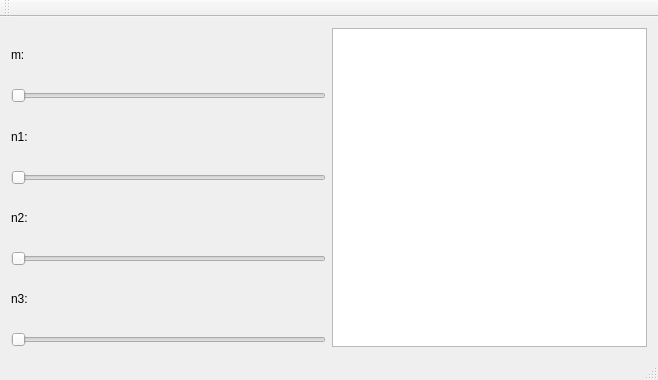
The window that GielisCurveDemo_Team_J/mainwindow.ui (GVallicrosa/vibot6-mscv3-se) describes before a commit, drawn with Qt 5.
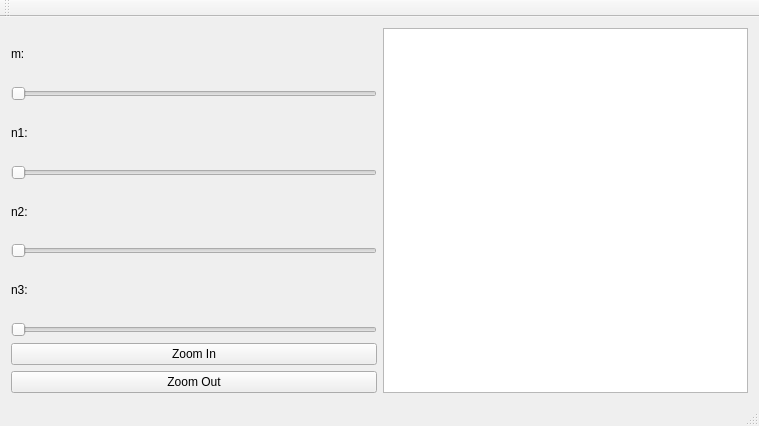
The same window after the commit.

Commit message: [GielisDemo] Zoom in/out capability

```diff
--- a/GielisCurveDemo_Team_J/mainwindow.ui
+++ b/GielisCurveDemo_Team_J/mainwindow.ui
@@ -6,16 +6,16 @@
    <rect>
     <x>0</x>
     <y>0</y>
-    <width>658</width>
-    <height>380</height>
+    <width>759</width>
+    <height>426</height>
    </rect>
   </property>
   <property name="windowTitle">
    <string>MainWindow</string>
   </property>
   <widget class="QWidget" name="centralWidget">
-   <layout class="QGridLayout" name="gridLayout">
-    <item row="0" column="0">
+   <layout class="QHBoxLayout" name="horizontalLayout">
+    <item>
      <layout class="QVBoxLayout" name="verticalLayout">
       <item>
        <widget class="QLabel" name="Label_m">
@@ -73,10 +73,35 @@
         </property>
        </widget>
       </item>
+      <item>
+       <layout class="QVBoxLayout" name="verticalLayout_2">
+        <item>
+         <widget class="QPushButton" name="btn_zoomIn">
+          <property name="text">
+           <string>Zoom In</string>
+          </property>
+         </widget>
+        </item>
+        <item>
+         <widget class="QPushButton" name="btn_zoomOut">
+          <property name="text">
+           <string>Zoom Out</string>
+          </property>
+         </widget>
+        </item>
+       </layout>
+      </item>
      </layout>
     </item>
-    <item row="0" column="2">
-     <widget class="QGraphicsView" name="gielisScene"/>
+    <item>
+     <widget class="QGraphicsView" name="gielisScene">
+      <property name="maximumSize">
+       <size>
+        <width>1000</width>
+        <height>1000</height>
+       </size>
+      </property>
+     </widget>
     </item>
    </layout>
   </widget>
```
The commit also changes 4 other files.
